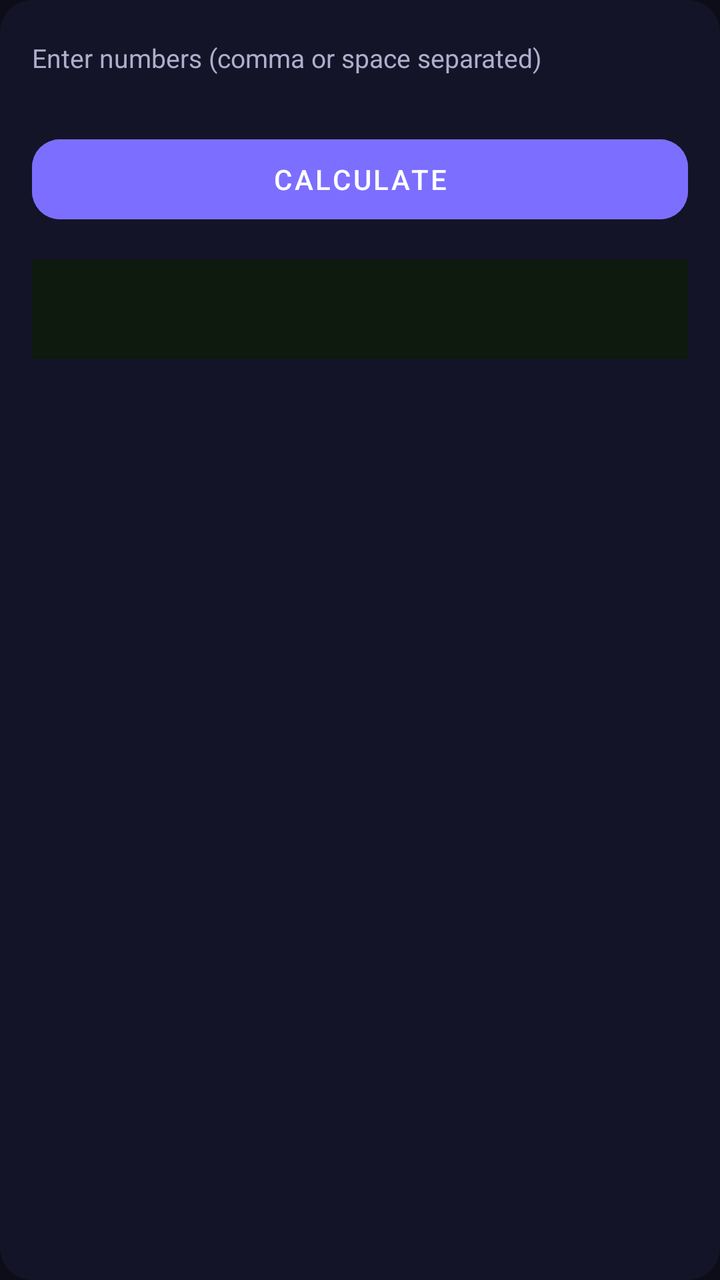
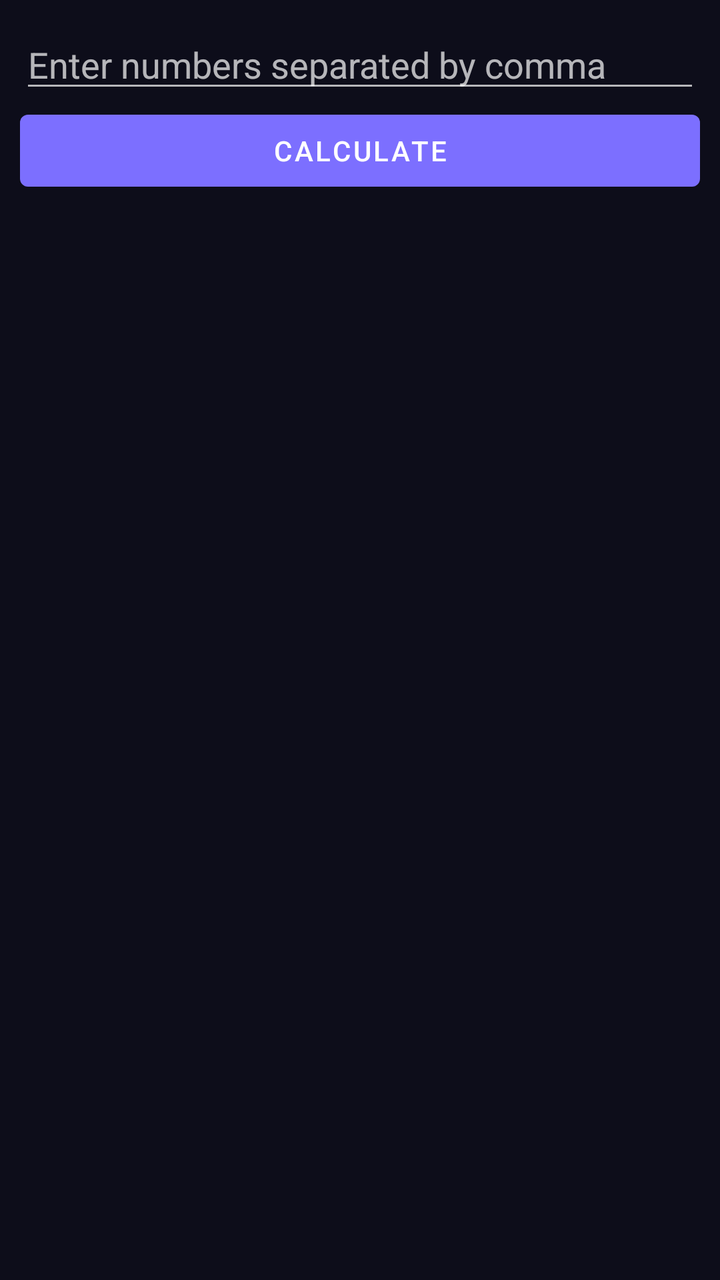

The first picture is an Android layout as it rendered before a commit; the second is the same layout after the commit. The layout source and the unified diff follow.
<!-- AndroidManifest.xml: application theme Theme.UltraCalc -->
<!-- res/layout/panel_average.xml -->
<androidx.cardview.widget.CardView xmlns:android="http://schemas.android.com/apk/res/android"
    xmlns:app="http://schemas.android.com/apk/res-auto"
    android:layout_width="match_parent" android:layout_height="wrap_content"
    app:cardCornerRadius="16dp" app:cardElevation="0dp" app:cardBackgroundColor="#141428">
    <LinearLayout android:layout_width="match_parent" android:layout_height="wrap_content"
        android:orientation="vertical" android:padding="16dp">
        <TextView android:layout_width="wrap_content" android:layout_height="wrap_content"
            android:text="Enter numbers (comma or space separated)" android:textSize="13sp" android:textColor="#B0AECC"
            android:layout_marginBottom="6dp" android:layout_marginTop="4dp"/>        <EditText android:id="@+id/etNums" android:layout_width="match_parent"
            android:textColor="#FFFFFF" android:textSize="16sp" android:inputType="numberDecimal|textMultiLine"
            android:background="#1C1C38" android:paddingStart="12dp" android:paddingEnd="12dp"
            android:layout_marginBottom="10dp"/>        <com.google.android.material.button.MaterialButton android:id="@+id/btnCalc"
            style="@style/Widget.MaterialComponents.Button.UnelevatedButton"
            android:layout_width="match_parent" android:layout_height="52dp"
            android:text="CALCULATE" android:textColor="#FFFFFF" android:backgroundTint="#7C6FFF"
            android:layout_marginTop="10dp" app:cornerRadius="14dp"/>        <TextView android:id="@+id/tvResult" android:layout_width="match_parent"
            android:layout_height="wrap_content" android:text="" android:textSize="16sp"
            android:textColor="#00E676" android:layout_marginTop="14dp"
            android:padding="14dp" android:background="#0D1A0D" android:lineSpacingExtra="4dp"/>
    </LinearLayout>
</androidx.cardview.widget.CardView>
<!-- resources referenced by this layout -->
<resources>
  <style name="Theme.UltraCalc" parent="Theme.MaterialComponents.NoActionBar">
          <item name="colorPrimary">@color/primary</item>
          <item name="colorPrimaryVariant">@color/primaryDark</item>
          <item name="colorOnPrimary">@color/white</item>
          <item name="colorSecondary">@color/accentCyan</item>
          <item name="android:windowBackground">@color/bg</item>
          <item name="android:statusBarColor">@color/bg</item>
          <item name="android:navigationBarColor">@color/bg</item>
          <item name="android:windowLightStatusBar">false</item>
      </style>
  <color name="primary">#7C6FFF</color>
  <color name="primaryDark">#5A4FCC</color>
  <color name="white">#FFFFFF</color>
  <color name="accentCyan">#00E5FF</color>
  <color name="bg">#0D0D1A</color>
</resources>

<!-- the commit's change to res/layout/panel_average.xml (unified diff, before → after) -->
@@ -1,21 +1,8 @@
-<androidx.cardview.widget.CardView xmlns:android="http://schemas.android.com/apk/res/android"
-    xmlns:app="http://schemas.android.com/apk/res-auto"
+<?xml version="1.0" encoding="utf-8"?>
+<LinearLayout xmlns:android="http://schemas.android.com/apk/res/android"
     android:layout_width="match_parent" android:layout_height="wrap_content"
-    app:cardCornerRadius="16dp" app:cardElevation="0dp" app:cardBackgroundColor="#141428">
-    <LinearLayout android:layout_width="match_parent" android:layout_height="wrap_content"
-        android:orientation="vertical" android:padding="16dp">
-        <TextView android:layout_width="wrap_content" android:layout_height="wrap_content"
-            android:text="Enter numbers (comma or space separated)" android:textSize="13sp" android:textColor="#B0AECC"
-            android:layout_marginBottom="6dp" android:layout_marginTop="4dp"/>        <EditText android:id="@+id/etNums" android:layout_width="match_parent"
-            android:textColor="#FFFFFF" android:textSize="16sp" android:inputType="numberDecimal|textMultiLine"
-            android:background="#1C1C38" android:paddingStart="12dp" android:paddingEnd="12dp"
-            android:layout_marginBottom="10dp"/>        <com.google.android.material.button.MaterialButton android:id="@+id/btnCalc"
-            style="@style/Widget.MaterialComponents.Button.UnelevatedButton"
-            android:layout_width="match_parent" android:layout_height="52dp"
-            android:text="CALCULATE" android:textColor="#FFFFFF" android:backgroundTint="#7C6FFF"
-            android:layout_marginTop="10dp" app:cornerRadius="14dp"/>        <TextView android:id="@+id/tvResult" android:layout_width="match_parent"
-            android:layout_height="wrap_content" android:text="" android:textSize="16sp"
-            android:textColor="#00E676" android:layout_marginTop="14dp"
-            android:padding="14dp" android:background="#0D1A0D" android:lineSpacingExtra="4dp"/>
-    </LinearLayout>
-</androidx.cardview.widget.CardView>
+    android:orientation="vertical" android:padding="10dp">
+    <EditText android:id="@+id/etNums" android:layout_width="match_parent" android:layout_height="wrap_content" android:hint="Enter numbers separated by comma" android:inputType="text"/>
+    <Button android:id="@+id/btnCalc" android:layout_width="match_parent" android:layout_height="wrap_content" android:text="Calculate"/>
+    <TextView android:id="@+id/tvResult" android:layout_width="match_parent" android:layout_height="wrap_content" android:paddingTop="10dp"/>
+</LinearLayout>
